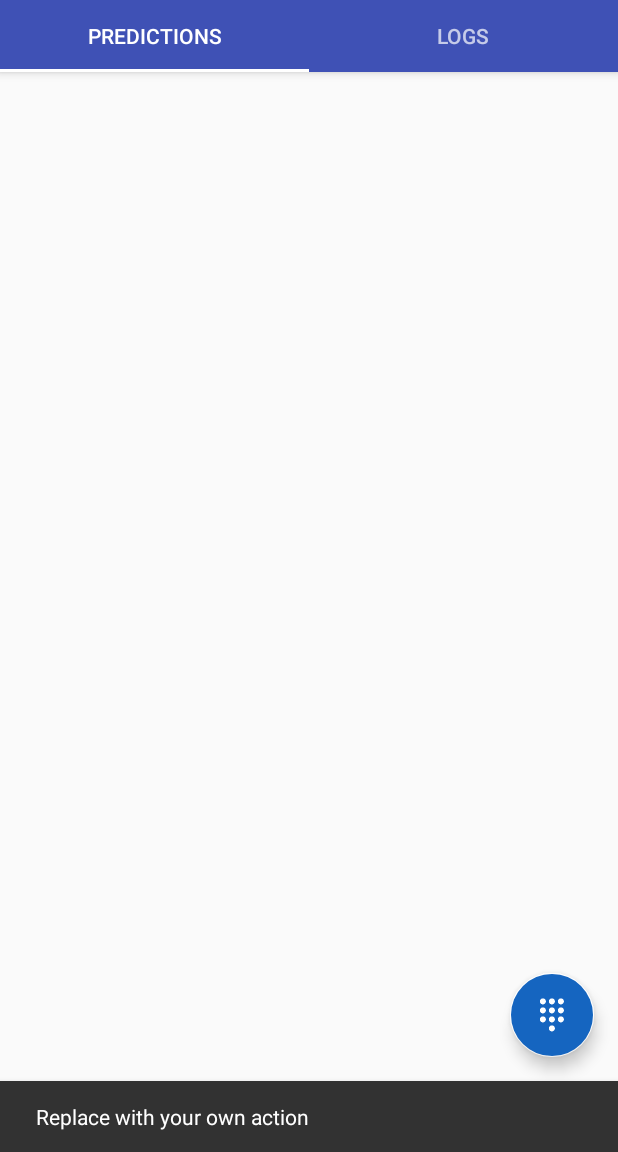
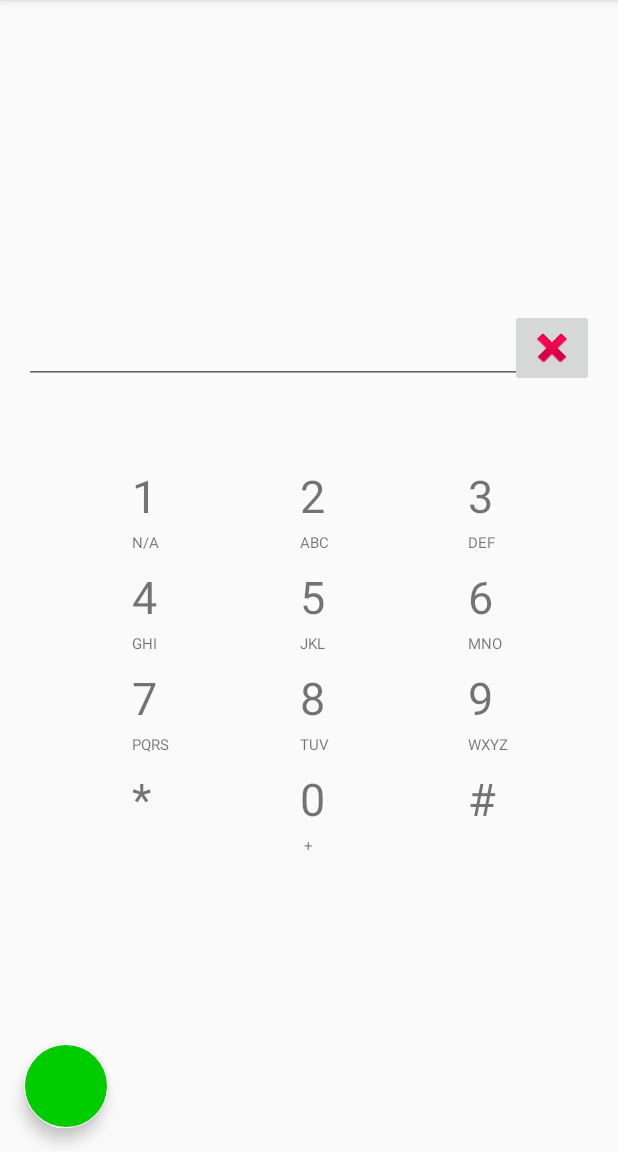
Before and after one commit to unstablebrainiac/DynamicDialer, an Android app: the screen it shows after launch (MainActivity before the commit, DialpadActivity after it), after a tap on an icon or button, on a phone screen of 412 x 824 dp, the part 84-1236 px from its top. Run offline under Robolectric (Android 15) with nearby library versions, the phone set to English and light mode, and no system bars.

Commit message:
Added Dialpad

```diff
--- a/app/src/main/AndroidManifest.xml
+++ b/app/src/main/AndroidManifest.xml
@@ -21,6 +21,7 @@
                 <category android:name="android.intent.category.LAUNCHER" />
             </intent-filter>
         </activity>
+        <activity android:name=".DialpadActivity"></activity>
     </application>
 
 </manifest>
--- /dev/null
+++ b/app/src/main/java/com/tobedecided/dynamicdialer/DialpadActivity.java
@@ -0,0 +1,83 @@
+package com.tobedecided.dynamicdialer;
+
+import android.os.Bundle;
+import android.support.design.widget.FloatingActionButton;
+import android.support.design.widget.Snackbar;
+import android.support.v7.widget.Toolbar;
+import android.view.View;
+import android.widget.AdapterView;
+import android.widget.EditText;
+import android.widget.GridView;
+import android.widget.ImageButton;
+
+import static com.tobedecided.dynamicdialer.R.id.gridview;
+
+
+public class DialpadActivity extends MainActivity {
+    @Override
+    protected void onCreate(Bundle savedInstanceState) {
+        int[] digits = new int[12];
+        String[] alphanum = new String[12];
+        for(int i=0;i<10;i++){
+            digits[i] = i;
+            switch(i){
+                case 0: alphanum[0] = " + ";break;
+                case 1: alphanum[1] = "N/A";break;
+                case 2: alphanum[2] = "ABC";break;
+                case 3: alphanum[3] = "DEF";break;
+                case 4: alphanum[4] = "GHI";break;
+                case 5: alphanum[5] = "JKL";break;
+                case 6: alphanum[6] = "MNO";break;
+                case 7: alphanum[7] = "PQRS";break;
+                case 8: alphanum[8] = "TUV";break;
+                case 9: alphanum[9] = "WXYZ";break;
+                case 10: alphanum[10] = "*";break;
+                case 11: alphanum[11] = "#";break;
+            }
+        }
+        super.onCreate(savedInstanceState);
+        getIntent();
+        setContentView(R.layout.activity_dialpad);
+        Toolbar toolbar = (Toolbar) findViewById(R.id.toolbar);
+        setSupportActionBar(toolbar);
+
+        FloatingActionButton fab = (FloatingActionButton) findViewById(R.id.fab);
+        fab.setOnClickListener(new View.OnClickListener() {
+            @Override
+            public void onClick(View view) {
+                Snackbar.make(view, "Replace with your own action", Snackbar.LENGTH_LONG)
+                        .setAction("Action", null).show();
+            }
+        });
+        GridView gridView = (GridView)findViewById(gridview);
+        final ImageButton back = (ImageButton) findViewById(R.id.imageButton);
+        final EditText dialed = (EditText) findViewById(R.id.textView);
+        gridView.setOnItemClickListener(new AdapterView.OnItemClickListener() {
+            @Override
+            public void onItemClick(AdapterView<?> parent, View view, int position, long id) {
+                if(position < 9){
+                    dialed.append(""+(position+1));
+                }
+                if (position ==10){
+                    dialed.append(""+0);
+                }
+            }
+        });
+        back.setOnClickListener(new View.OnClickListener(){
+            @Override
+            public void onClick(View view){
+                String s = dialed.getText().toString();
+                if(s.length()!=0) {
+                    s = s.substring(0, s.length() - 1);
+                    dialed.setText(s);
+                }
+            }
+        });
+
+        GridViewAdapter gva = new GridViewAdapter(this, digits,alphanum);
+        gridView.setAdapter(gva);
+    }
+
+
+
+}
--- /dev/null
+++ b/app/src/main/java/com/tobedecided/dynamicdialer/GridViewAdapter.java
@@ -0,0 +1,74 @@
+package com.tobedecided.dynamicdialer;
+
+
+import android.content.Context;
+import android.view.LayoutInflater;
+import android.view.View;
+import android.view.ViewGroup;
+import android.widget.BaseAdapter;
+import android.widget.TextView;
+
+public class GridViewAdapter extends BaseAdapter {
+
+    private final Context mContext;
+    private final int[] digits;
+    private final String[] alphanum;
+
+
+    // 1
+    public GridViewAdapter(Context context, int[] digits,String[] alphanum) {
+        this.mContext = context;
+        this.digits = digits;
+        this.alphanum = alphanum;
+    }
+
+    // 2
+
+    @Override
+    public int getCount() {
+        return digits.length;
+    }
+
+    // 3
+    @Override
+    public long getItemId(int position) {
+        return 0;
+    }
+
+    // 4
+    @Override
+    public Object getItem(int position) {
+        return null;
+    }
+
+    @Override
+    public View getView(final int position, View convertView, ViewGroup parent) {
+
+        final String alphanumf = alphanum[(position+1)%12];
+        if(convertView==null){
+            final LayoutInflater layoutInflater = LayoutInflater.from(mContext);
+            convertView = layoutInflater.inflate(R.layout.digit_layout, null);
+        }
+
+        final TextView nameTextView = (TextView)convertView.findViewById(R.id.number);
+        final TextView alphanumText = (TextView)convertView.findViewById(R.id.alpha_num);
+
+
+        if(position<9) {
+            nameTextView.setText("" + (position+1));
+            alphanumText.setText(alphanumf);
+        }
+        else if(position == 9){
+            nameTextView.setText("*");
+        }
+        else if(position == 10){
+            nameTextView.setText("0");
+            alphanumText.setText(" +");
+        }
+        else if(position == 11){
+            nameTextView.setText("#");
+        }
+
+        return convertView;
+    }
+}
--- a/app/src/main/java/com/tobedecided/dynamicdialer/MainActivity.java
+++ b/app/src/main/java/com/tobedecided/dynamicdialer/MainActivity.java
@@ -1,15 +1,16 @@
 package com.tobedecided.dynamicdialer;
 
+import android.content.Context;
+import android.content.Intent;
 import android.os.Bundle;
 import android.support.design.widget.FloatingActionButton;
-import android.support.design.widget.Snackbar;
 import android.support.design.widget.TabLayout;
 import android.support.v4.view.ViewPager;
 import android.support.v7.app.AppCompatActivity;
 import android.support.v7.widget.Toolbar;
-import android.view.View;
 import android.view.Menu;
 import android.view.MenuItem;
+import android.view.View;
 
 public class MainActivity extends AppCompatActivity {
 
@@ -34,8 +35,9 @@ public class MainActivity extends AppCompatActivity {
         fab.setOnClickListener(new View.OnClickListener() {
             @Override
             public void onClick(View view) {
-                Snackbar.make(view, "Replace with your own action", Snackbar.LENGTH_LONG)
-                        .setAction("Action", null).show();
+                Intent intent = new Intent((Context)MainActivity.this, DialpadActivity.class);
+                startActivity(intent);
+
             }
         });
     }
--- /dev/null
+++ b/app/src/main/res/layout/activity_dialpad.xml
@@ -0,0 +1,34 @@
+<?xml version="1.0" encoding="utf-8"?>
+<android.support.design.widget.CoordinatorLayout xmlns:android="http://schemas.android.com/apk/res/android"
+    xmlns:app="http://schemas.android.com/apk/res-auto"
+    xmlns:tools="http://schemas.android.com/tools"
+    android:layout_width="match_parent"
+    android:layout_height="match_parent"
+    android:fitsSystemWindows="true"
+    tools:context="com.tobedecided.dynamicdialer.DialpadActivity">
+
+    <android.support.design.widget.AppBarLayout
+        android:layout_width="match_parent"
+        android:layout_height="wrap_content"
+        android:theme="@style/AppTheme.AppBarOverlay">
+
+        <android.support.v7.widget.Toolbar
+            android:id="@+id/toolbar"
+            android:layout_width="match_parent"
+            android:layout_height="?attr/actionBarSize"
+            android:background="?attr/colorPrimary"
+            app:popupTheme="@style/AppTheme.PopupOverlay" />
+
+    </android.support.design.widget.AppBarLayout>
+
+    <include layout="@layout/content_dialpad" />
+
+    <android.support.design.widget.FloatingActionButton
+        android:id="@+id/fab"
+        android:layout_width="wrap_content"
+        android:layout_height="wrap_content"
+        android:layout_gravity="bottom"
+        android:backgroundTint="#00CC00"
+        android:layout_margin="@dimen/fab_margin" />
+
+</android.support.design.widget.CoordinatorLayout>
--- /dev/null
+++ b/app/src/main/res/layout/content_dialpad.xml
@@ -0,0 +1,51 @@
+<?xml version="1.0" encoding="utf-8"?>
+<RelativeLayout xmlns:android="http://schemas.android.com/apk/res/android"
+    xmlns:app="http://schemas.android.com/apk/res-auto"
+    xmlns:tools="http://schemas.android.com/tools"
+    android:id="@+id/content_dialpad"
+    android:layout_width="match_parent"
+    android:layout_height="match_parent"
+    android:paddingBottom="@dimen/activity_vertical_margin"
+    android:paddingLeft="@dimen/activity_horizontal_margin"
+    android:paddingRight="@dimen/activity_horizontal_margin"
+    android:paddingTop="@dimen/activity_vertical_margin"
+    app:layout_behavior="@string/appbar_scrolling_view_behavior"
+    tools:context="com.tobedecided.dynamicdialer.DialpadActivity"
+    tools:showIn="@layout/activity_dialpad">
+
+
+    <GridView
+        android:id="@+id/gridview"
+        android:layout_width="match_parent"
+        android:layout_height="match_parent"
+        android:layout_marginLeft="50dp"
+        android:layout_marginTop="290dp"
+        android:columnWidth="100dp"
+        android:gravity="center|bottom"
+        android:horizontalSpacing="10dp"
+        android:numColumns="3"
+        android:stretchMode="spacingWidthUniform"
+        android:verticalSpacing="5dp">
+
+
+    </GridView>
+
+    <EditText
+        android:id="@+id/textView"
+        android:layout_width="match_parent"
+        android:layout_height="50dp"
+        android:layout_alignParentLeft="true"
+        android:layout_alignParentStart="true"
+        android:layout_alignParentTop="true"
+        android:layout_marginTop="190dp" />
+
+    <ImageButton
+        android:layout_width="wrap_content"
+        android:layout_height="wrap_content"
+        app:srcCompat="@android:drawable/ic_delete"
+        android:layout_alignTop="@+id/textView"
+        android:layout_alignParentRight="true"
+        android:layout_alignParentEnd="true"
+        android:id="@+id/imageButton" />
+
+</RelativeLayout>
--- /dev/null
+++ b/app/src/main/res/layout/digit_layout.xml
@@ -0,0 +1,22 @@
+<?xml version="1.0" encoding="utf-8"?>
+<LinearLayout xmlns:android="http://schemas.android.com/apk/res/android"
+    android:orientation="vertical" android:layout_width="match_parent"
+    android:layout_height="match_parent"
+    android:id="@+id/linear">
+    <TextView
+        android:layout_width="wrap_content"
+        android:layout_height="wrap_content"
+        android:id="@+id/number"
+        android:textSize="30dp"
+        android:paddingTop="4dp"
+        android:paddingLeft="10dp"
+        android:background="?attr/selectableItemBackgroundBorderless"
+        />
+    <TextView
+        android:id="@+id/alpha_num"
+        android:layout_width="wrap_content"
+        android:layout_height="wrap_content"
+        android:textSize="10dp"
+        android:paddingTop="4dp"
+        android:paddingLeft="10dp"/>
+</LinearLayout>
```
